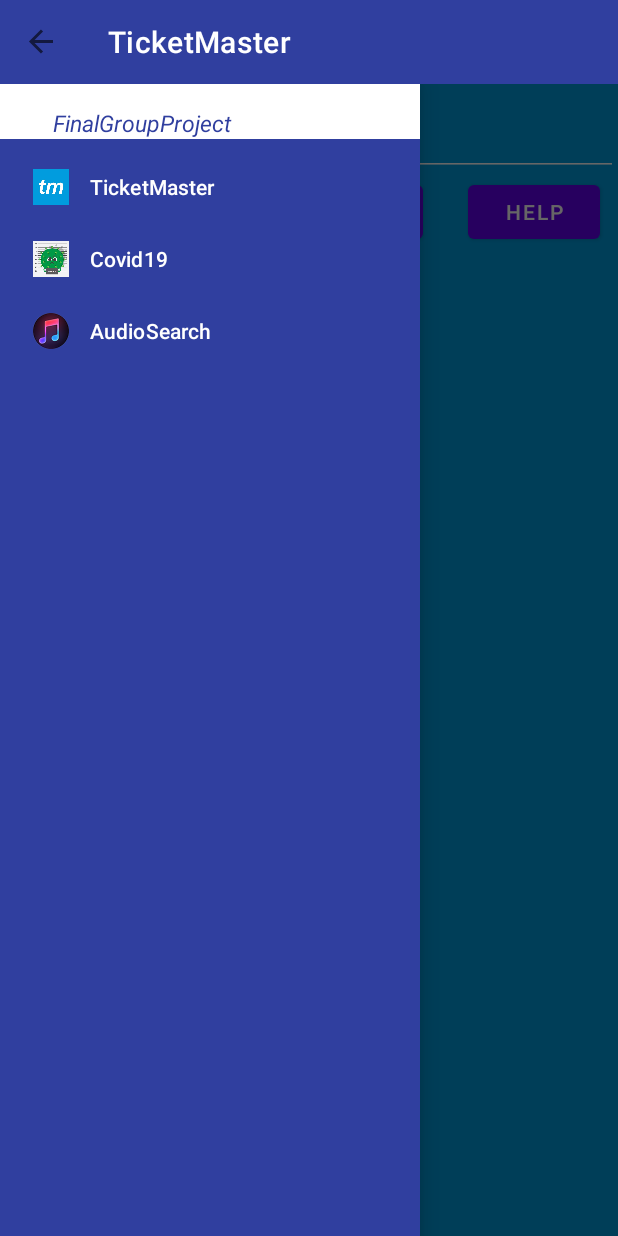
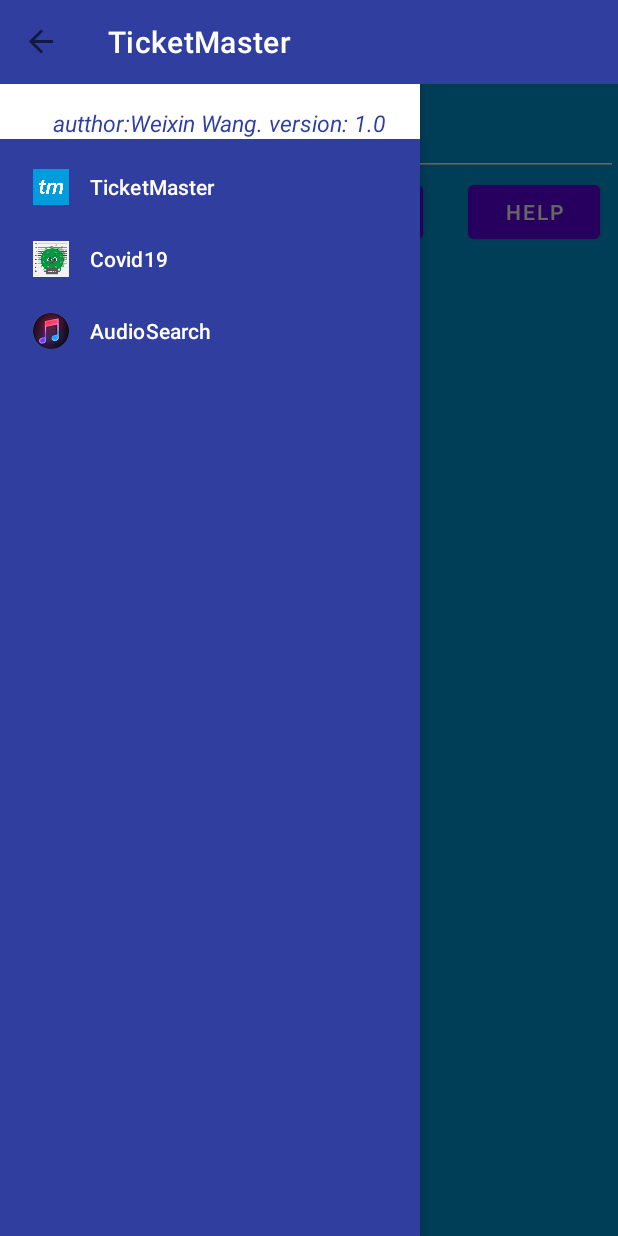
Before and after one commit to weixinwang0726/AndroidFinalGroupProject, an Android app: the TicketMasterActivity screen opened directly, with no data from a screen before it, with the side drawer open, on a phone screen of 412 x 824 dp. Run offline under Robolectric (Android 15) with nearby library versions, the phone set to English and light mode, and no system bars.

Commit message:
add author info.

```diff
--- a/app/src/main/res/layout/activity_tm.xml
+++ b/app/src/main/res/layout/activity_tm.xml
@@ -110,7 +110,7 @@
             android:layout_gravity="start"
             android:background="#303F9F"
             android:fitsSystemWindows="true"
-            app:headerLayout="@layout/header_for_all"
+            app:headerLayout="@layout/tm_header"
             app:itemTextColor="#FFFFFF"
             app:menu="@menu/main_toolbar" />
     </androidx.drawerlayout.widget.DrawerLayout>
--- /dev/null
+++ b/app/src/main/res/layout/tm_header.xml
@@ -0,0 +1,20 @@
+<?xml version="1.0" encoding="utf-8"?>
+<LinearLayout xmlns:android="http://schemas.android.com/apk/res/android"
+    android:layout_width="match_parent"
+    android:layout_height="wrap_content"
+    android:background="#FFFFFF"
+    android:orientation="vertical">
+
+    <TextView
+        android:layout_width="match_parent"
+        android:layout_height="wrap_content"
+        android:layout_centerVertical="true"
+        android:layout_marginLeft="35dp"
+        android:layout_marginTop="15dp"
+        android:text="@string/tm_title_menu"
+        android:textAlignment="viewStart"
+        android:textColor="#303F9F"
+        android:textSize="15dp"
+        android:textStyle="italic" />
+
+</LinearLayout>
--- a/app/src/main/res/values/strings.xml
+++ b/app/src/main/res/values/strings.xml
@@ -52,4 +52,5 @@
     <string name="title_menu">Author: Yanan Cheng Version: 1.0</string>
     <string name="tm_snack_message_add">This event has been added to your favorite event list.</string>
     <string name="tm_snack_message_remove">This event has been rmoved from your favorite event list.</string>
+    <string name="tm_title_menu">autthor:Weixin Wang.    version: 1.0</string>
 </resources>
```
Also changed, not shown: 2 other files.
